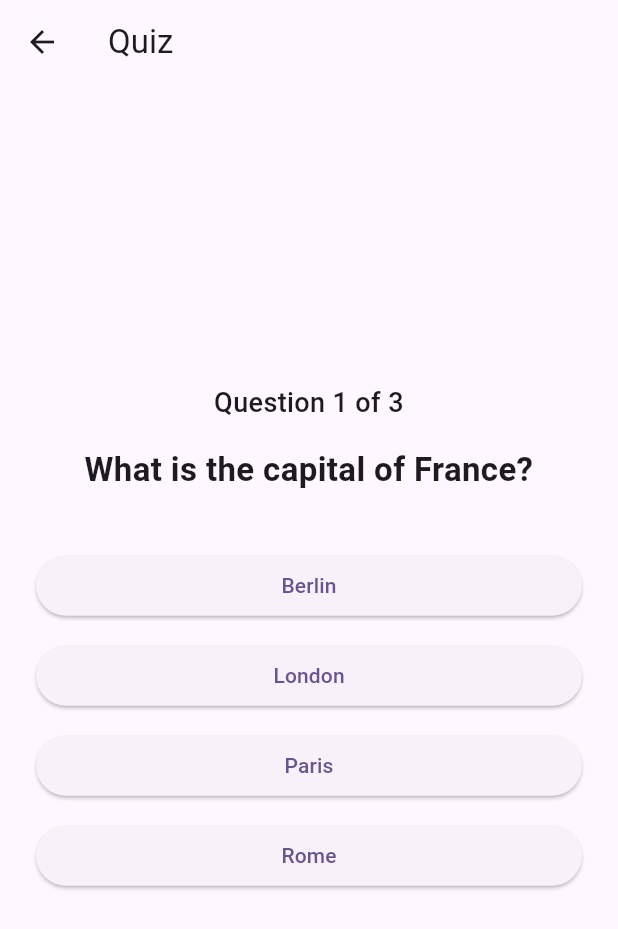
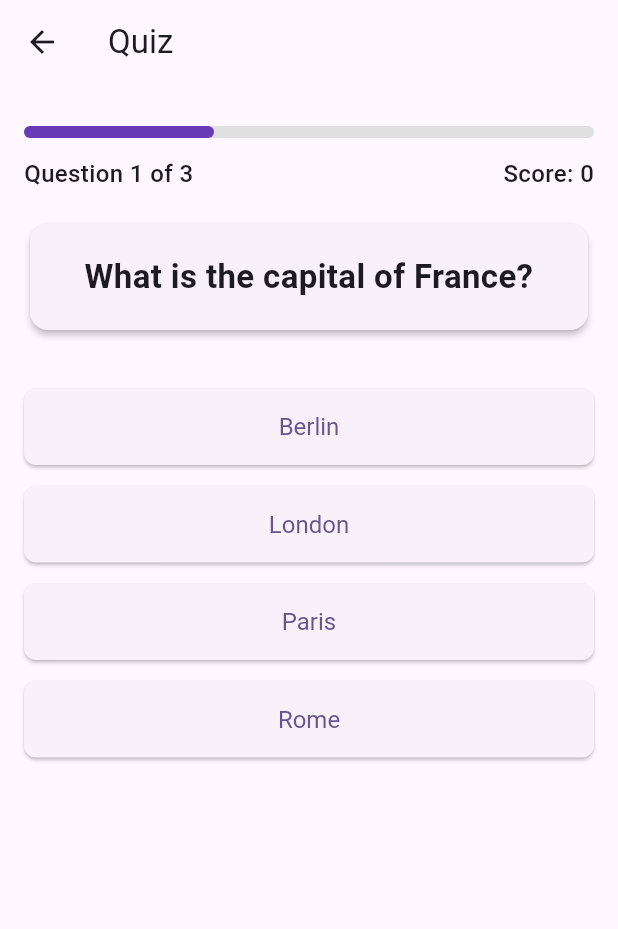
Before and after one commit to peterkure3/quizmo, a Flutter app: the QuizScreen screen opened directly, on a phone screen of 412 x 824 dp. Shown: the top 929 px of the screen. Run offline on Flutter 3.47's test engine with Material 3 defaults, Android fonts, the phone set to English and light mode, and no system bars; our stand-ins replace shared_preferences; accounts and stored records are empty.

Commit message:
Feat: Enhanced Quiz UI

```diff
--- a/lib/screens/quiz_screen.dart
+++ b/lib/screens/quiz_screen.dart
@@ -115,23 +115,49 @@ class _QuizFlowWidgetState extends State<QuizFlowWidget> {
     }
     final question = widget.questions[currentQuestion];
     return Padding(
-      padding: const EdgeInsets.all(24.0),
+      padding: const EdgeInsets.all(16.0),
       child: Column(
-        mainAxisAlignment: MainAxisAlignment.center,
+        mainAxisAlignment: MainAxisAlignment.start,
         crossAxisAlignment: CrossAxisAlignment.stretch,
+        children: [
+          // Progress bar
+          Padding(
+            padding: const EdgeInsets.symmetric(vertical: 12.0),
+            child: LinearProgressIndicator(
+              value: (currentQuestion + 1) / widget.questions.length,
+              minHeight: 8,
+              backgroundColor: Colors.grey[300],
+              color: Colors.deepPurple,
+              borderRadius: BorderRadius.circular(4),
+            ),
+          ),
+          Row(
+            mainAxisAlignment: MainAxisAlignment.spaceBetween,
             children: [
               Text(
                 'Question ${currentQuestion + 1} of ${widget.questions.length}',
-            style: const TextStyle(fontSize: 18, fontWeight: FontWeight.w500),
-            textAlign: TextAlign.center,
+                style: const TextStyle(fontSize: 16, fontWeight: FontWeight.w500),
               ),
-          const SizedBox(height: 16),
               Text(
+                'Score: $score',
+                style: const TextStyle(fontSize: 16, fontWeight: FontWeight.w500),
+              ),
+            ],
+          ),
+          const SizedBox(height: 18),
+          Card(
+            elevation: 2,
+            shape: RoundedRectangleBorder(borderRadius: BorderRadius.circular(12)),
+            child: Padding(
+              padding: const EdgeInsets.all(20.0),
+              child: Text(
                 question.question,
                 style: const TextStyle(fontSize: 22, fontWeight: FontWeight.bold),
                 textAlign: TextAlign.center,
               ),
-          const SizedBox(height: 32),
+            ),
+          ),
+          const SizedBox(height: 28),
           ...List.generate(question.options.length, (idx) {
             final isSelected = selectedIndex == idx;
             final isCorrect = question.correctIndex == idx;
@@ -143,19 +169,33 @@ class _QuizFlowWidgetState extends State<QuizFlowWidget> {
                 color = Colors.red;
               }
             }
-            return Container(
-              margin: const EdgeInsets.symmetric(vertical: 6),
+            return AnimatedOpacity(
+              opacity: answered ? (isSelected || isCorrect ? 1.0 : 0.5) : 1.0,
+              duration: const Duration(milliseconds: 350),
+              child: Container(
+                margin: const EdgeInsets.symmetric(vertical: 7),
                 child: ElevatedButton(
                   style: ElevatedButton.styleFrom(
                     backgroundColor: color,
+                    padding: const EdgeInsets.symmetric(vertical: 16),
+                    textStyle: const TextStyle(fontSize: 16),
+                    shape: RoundedRectangleBorder(
+                      borderRadius: BorderRadius.circular(8),
+                    ),
                   ),
                   onPressed: answered ? null : () => selectAnswer(idx),
                   child: Text(question.options[idx]),
                 ),
+              ),
             );
           }),
-          const SizedBox(height: 24),
-          if (answered)
+          const SizedBox(height: 28),
+          AnimatedSwitcher(
+            duration: const Duration(milliseconds: 350),
+            child: answered
+                ? Column(
+                    key: ValueKey(selectedIndex),
+                    children: [
                       Text(
                         selectedIndex == question.correctIndex
                             ? 'Correct!'
@@ -169,12 +209,14 @@ class _QuizFlowWidgetState extends State<QuizFlowWidget> {
                         ),
                         textAlign: TextAlign.center,
                       ),
-          if (answered)
                       const SizedBox(height: 16),
-          if (answered)
                       ElevatedButton(
                         onPressed: nextQuestion,
                         child: Text(currentQuestion < widget.questions.length - 1 ? 'Next Question' : 'Finish'),
+                      ),
+                    ],
+                  )
+                : const SizedBox.shrink(),
           ),
         ],
       ),
```
Lines whose indentation alone changed are shown as unchanged.
